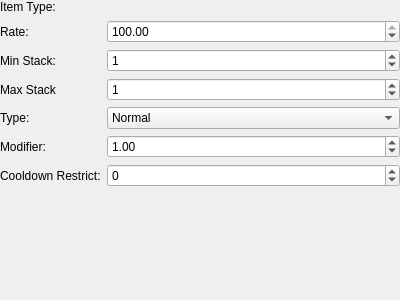
The window that tools/cathedral/ui/ItemDrop.ui (comphack/comp_hack) describes before a commit, drawn with Qt 5.
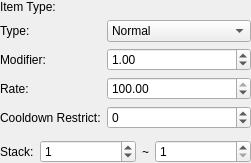
The same window after the commit. Custom widgets are drawn as their Qt base class.

Patch:
```diff
--- a/tools/cathedral/ui/ItemDrop.ui
+++ b/tools/cathedral/ui/ItemDrop.ui
@@ -6,8 +6,8 @@
    <rect>
     <x>0</x>
     <y>0</y>
-    <width>400</width>
-    <height>300</height>
+    <width>251</width>
+    <height>156</height>
    </rect>
   </property>
   <layout class="QVBoxLayout" name="verticalLayout">
@@ -24,9 +24,9 @@
     <number>0</number>
    </property>
    <item>
-    <layout class="QFormLayout" name="formLayout">
-     <property name="fieldGrowthPolicy">
-      <enum>QFormLayout::AllNonFixedFieldsGrow</enum>
+    <layout class="QFormLayout" name="layoutType">
+     <property name="bottomMargin">
+      <number>5</number>
      </property>
      <item row="0" column="0">
       <widget class="QLabel" name="lblItemType">
@@ -35,82 +35,17 @@
        </property>
       </widget>
      </item>
+     <item row="0" column="1">
+      <widget class="ObjectSelector" name="itemType" native="true"/>
+     </item>
      <item row="1" column="0">
-      <widget class="QLabel" name="lblRate">
-       <property name="text">
-        <string>Rate:</string>
-       </property>
-      </widget>
-     </item>
-     <item row="1" column="1">
-      <widget class="QDoubleSpinBox" name="rate">
-       <property name="minimum">
-        <double>0.010000000000000</double>
-       </property>
-       <property name="maximum">
-        <double>100.000000000000000</double>
-       </property>
-       <property name="value">
-        <double>100.000000000000000</double>
-       </property>
-      </widget>
-     </item>
-     <item row="2" column="0">
-      <widget class="QLabel" name="lblMinStack">
-       <property name="text">
-        <string>Min Stack:</string>
-       </property>
-      </widget>
-     </item>
-     <item row="3" column="0">
-      <widget class="QLabel" name="lblMaxStack">
-       <property name="text">
-        <string>Max Stack</string>
-       </property>
-      </widget>
-     </item>
-     <item row="4" column="0">
       <widget class="QLabel" name="lblType">
        <property name="text">
         <string>Type:</string>
        </property>
       </widget>
      </item>
-     <item row="5" column="0">
-      <widget class="QLabel" name="lblModifier">
-       <property name="text">
-        <string>Modifier:</string>
-       </property>
-      </widget>
-     </item>
-     <item row="6" column="0">
-      <widget class="QLabel" name="lblCooldownRestrict">
-       <property name="text">
-        <string>Cooldown Restrict:</string>
-       </property>
-      </widget>
-     </item>
-     <item row="2" column="1">
-      <widget class="QSpinBox" name="minStack">
-       <property name="maximum">
-        <number>65535</number>
-       </property>
-       <property name="value">
-        <number>1</number>
-       </property>
-      </widget>
-     </item>
-     <item row="3" column="1">
-      <widget class="QSpinBox" name="maxStack">
-       <property name="maximum">
-        <number>65535</number>
-       </property>
-       <property name="value">
-        <number>1</number>
-       </property>
-      </widget>
-     </item>
-     <item row="4" column="1">
+     <item row="1" column="1">
       <widget class="QComboBox" name="type">
        <item>
         <property name="text">
@@ -129,17 +64,54 @@
        </item>
       </widget>
      </item>
-     <item row="5" column="1">
+     <item row="2" column="0">
+      <widget class="QLabel" name="lblModifier">
+       <property name="text">
+        <string>Modifier:</string>
+       </property>
+      </widget>
+     </item>
+     <item row="2" column="1">
       <widget class="QDoubleSpinBox" name="modifier">
+       <property name="minimum">
+        <double>-1000000.000000000000000</double>
+       </property>
        <property name="maximum">
-        <double>10000.000000000000000</double>
+        <double>1000000.000000000000000</double>
        </property>
        <property name="value">
         <double>1.000000000000000</double>
        </property>
       </widget>
      </item>
-     <item row="6" column="1">
+     <item row="3" column="0">
+      <widget class="QLabel" name="lblRate">
+       <property name="text">
+        <string>Rate:</string>
+       </property>
+      </widget>
+     </item>
+     <item row="3" column="1">
+      <widget class="QDoubleSpinBox" name="rate">
+       <property name="minimum">
+        <double>0.010000000000000</double>
+       </property>
+       <property name="maximum">
+        <double>100.000000000000000</double>
+       </property>
+       <property name="value">
+        <double>100.000000000000000</double>
+       </property>
+      </widget>
+     </item>
+     <item row="4" column="0">
+      <widget class="QLabel" name="lblCooldownRestrict">
+       <property name="text">
+        <string>Cooldown Restrict:</string>
+       </property>
+      </widget>
+     </item>
+     <item row="4" column="1">
       <widget class="QSpinBox" name="cooldownRestrict">
        <property name="minimum">
         <number>-2147483647</number>
@@ -149,8 +121,58 @@
        </property>
       </widget>
      </item>
-     <item row="0" column="1">
-      <widget class="ObjectSelector" name="itemType" native="true"/>
+    </layout>
+   </item>
+   <item>
+    <layout class="QHBoxLayout" name="layoutRate">
+     <item>
+      <widget class="QLabel" name="lblStack">
+       <property name="sizePolicy">
+        <sizepolicy hsizetype="Maximum" vsizetype="Preferred">
+         <horstretch>0</horstretch>
+         <verstretch>0</verstretch>
+        </sizepolicy>
+       </property>
+       <property name="text">
+        <string>Stack:</string>
+       </property>
+      </widget>
+     </item>
+     <item>
+      <widget class="QSpinBox" name="minStack">
+       <property name="maximum">
+        <number>65535</number>
+       </property>
+       <property name="value">
+        <number>1</number>
+       </property>
+      </widget>
+     </item>
+     <item>
+      <widget class="QLabel" name="lblStackSeparator">
+       <property name="sizePolicy">
+        <sizepolicy hsizetype="Maximum" vsizetype="Preferred">
+         <horstretch>0</horstretch>
+         <verstretch>0</verstretch>
+        </sizepolicy>
+       </property>
+       <property name="text">
+        <string>~</string>
+       </property>
+      </widget>
+     </item>
+     <item>
+      <widget class="QSpinBox" name="maxStack">
+       <property name="minimum">
+        <number>1</number>
+       </property>
+       <property name="maximum">
+        <number>65535</number>
+       </property>
+       <property name="value">
+        <number>1</number>
+       </property>
+      </widget>
      </item>
     </layout>
    </item>
```
